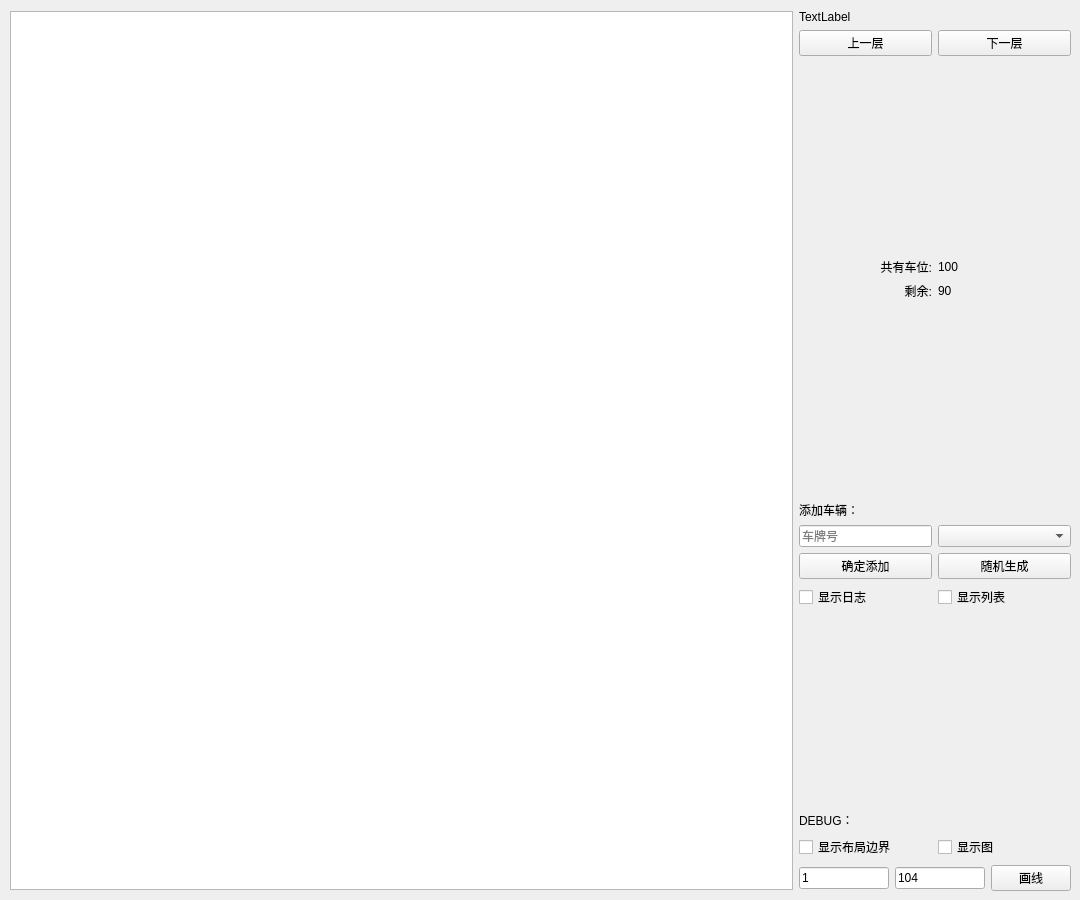
Qt form monitor.ui (w-mj/DataStructureProject) before a commit.
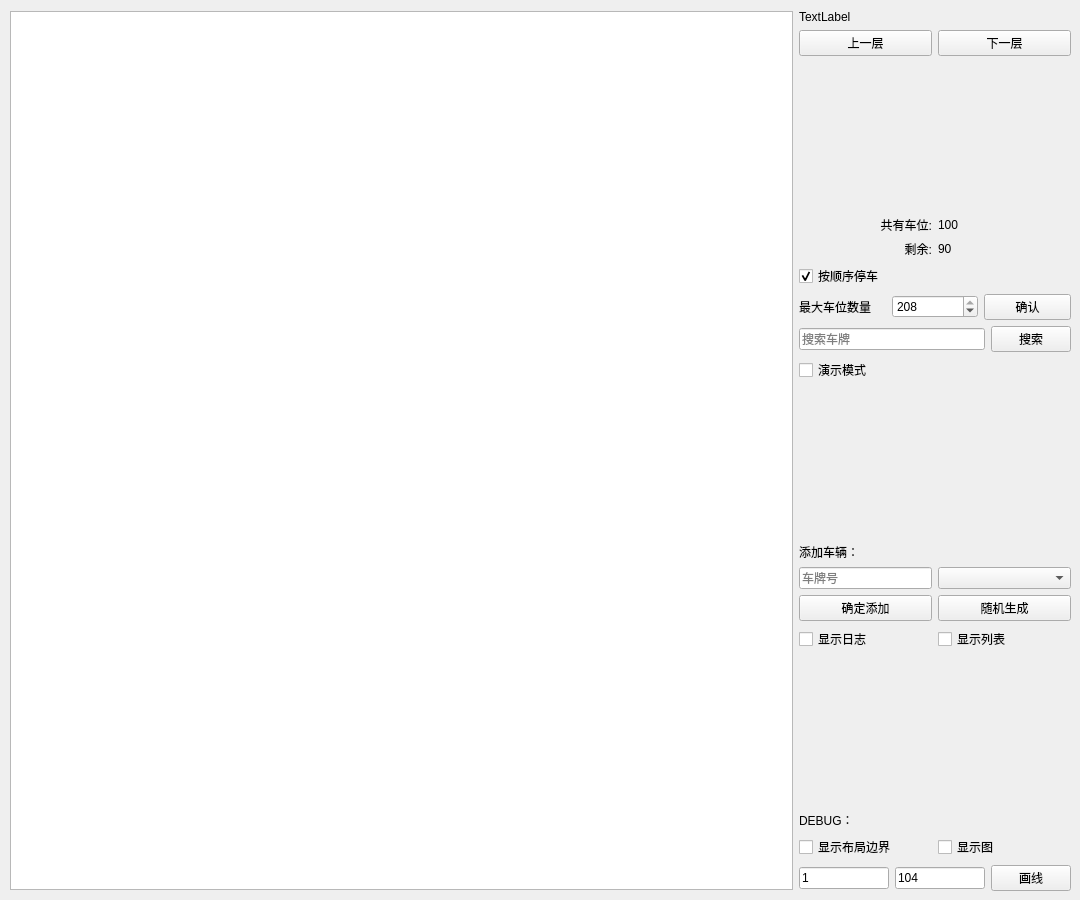
The same form after that commit.

Diff of the .ui file:
```diff
--- a/monitor.ui
+++ b/monitor.ui
@@ -67,7 +67,7 @@
      </widget>
     </item>
     <item>
-     <layout class="QVBoxLayout" name="verticalLayout" stretch="0,0,0,0,0,0,0,0,0,0,0,0,0,0">
+     <layout class="QVBoxLayout" name="verticalLayout" stretch="0,0,0,0,0,0,0,0,0,0,0,0,0,0,0,0,0,0">
       <property name="sizeConstraint">
        <enum>QLayout::SetDefaultConstraint</enum>
       </property>
@@ -160,6 +160,78 @@
         </item>
        </layout>
       </item>
+      <item>
+       <widget class="QCheckBox" name="sequence">
+        <property name="text">
+         <string>按顺序停车</string>
+        </property>
+        <property name="checked">
+         <bool>true</bool>
+        </property>
+       </widget>
+      </item>
+      <item>
+       <layout class="QHBoxLayout" name="horizontalLayout_9">
+        <item>
+         <widget class="QLabel" name="label_5">
+          <property name="text">
+           <string>最大车位数量</string>
+          </property>
+         </widget>
+        </item>
+        <item>
+         <widget class="QSpinBox" name="max_number">
+          <property name="minimum">
+           <number>1</number>
+          </property>
+          <property name="maximum">
+           <number>208</number>
+          </property>
+          <property name="value">
+           <number>208</number>
+          </property>
+         </widget>
+        </item>
+        <item>
+         <widget class="QPushButton" name="confirm_max">
+          <property name="text">
+           <string>确认</string>
+          </property>
+         </widget>
+        </item>
+       </layout>
+      </item>
+      <item>
+       <layout class="QHBoxLayout" name="horizontalLayout_10">
+        <item>
+         <widget class="QLineEdit" name="searchBox">
+          <property name="placeholderText">
+           <string>搜索车牌</string>
+          </property>
+         </widget>
+        </item>
+        <item>
+         <widget class="QPushButton" name="searchButton">
+          <property name="maximumSize">
+           <size>
+            <width>80</width>
+            <height>16777215</height>
+           </size>
+          </property>
+          <property name="text">
+           <string>搜索</string>
+          </property>
+         </widget>
+        </item>
+       </layout>
+      </item>
+      <item>
+       <widget class="QCheckBox" name="showMode">
+        <property name="text">
+         <string>演示模式</string>
+        </property>
+       </widget>
+      </item>
       <item>
        <spacer name="verticalSpacer">
         <property name="orientation">
```
